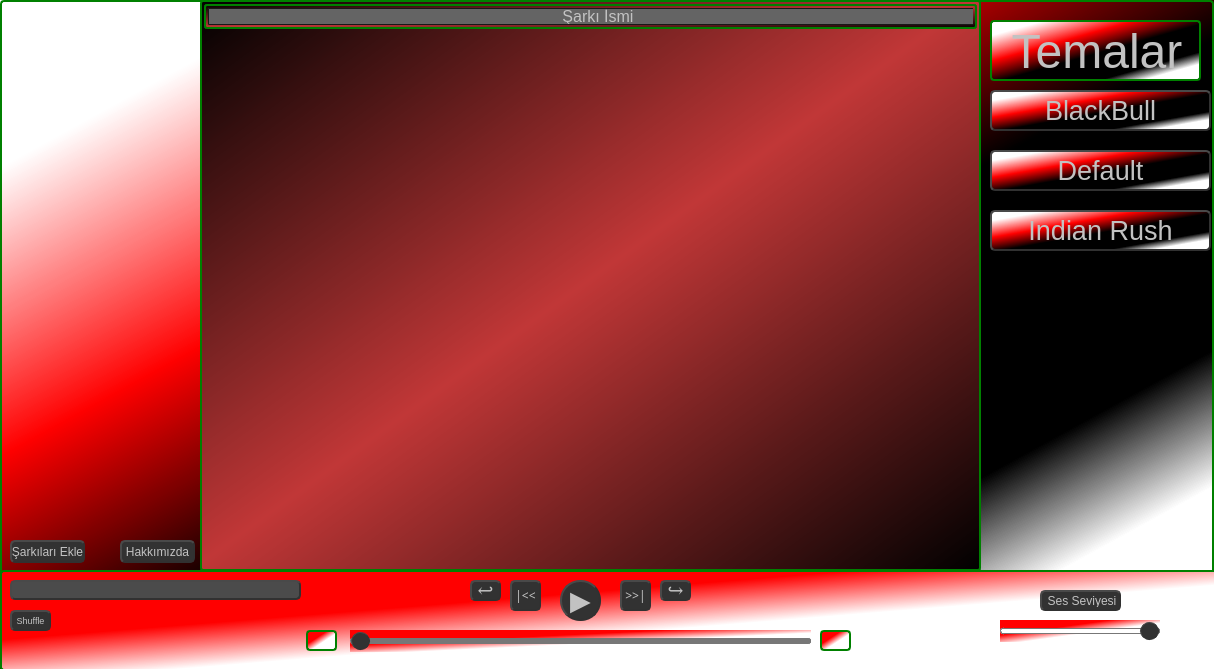
Qt form gui.ui (nicktimur/Python-OOP-MP3-Player) before a commit.
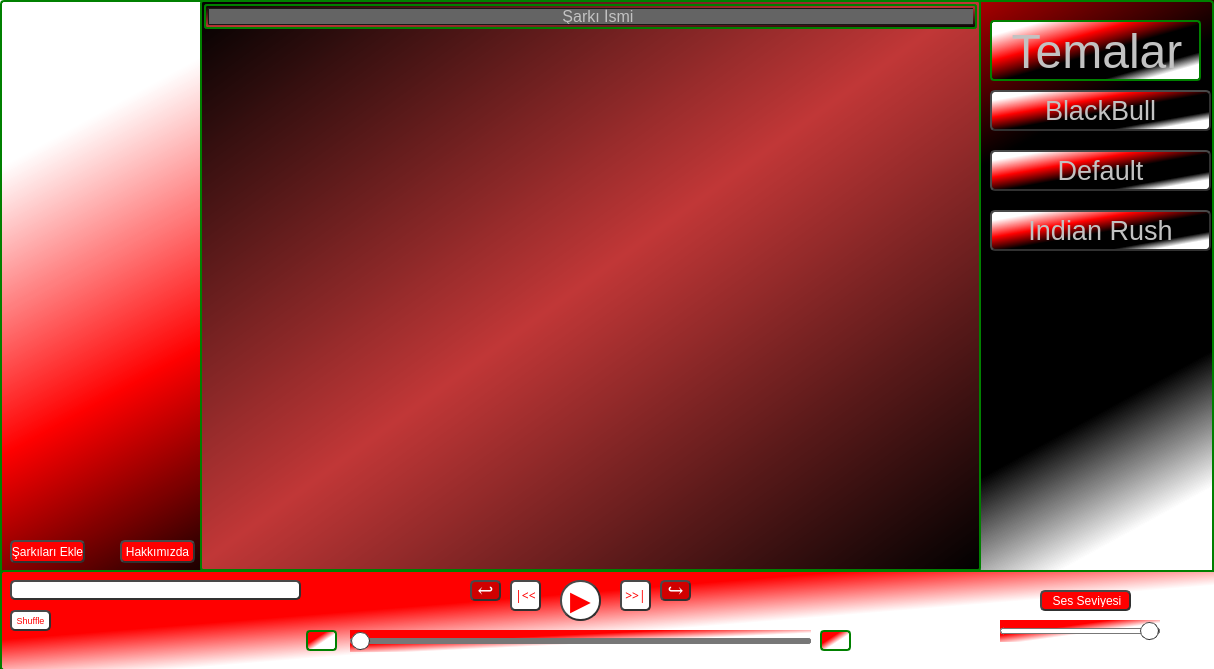
The same form after that commit. Icons and pictures are not drawn.

Commit message: BUTONLARA TEMA EKLENDİ

Patch:
```diff
--- a/gui.ui
+++ b/gui.ui
@@ -95,11 +95,13 @@
     </property>
     <property name="styleSheet">
      <string notr="true">QPushButton {
-    color: #c2c2c2;
+    
+	color: rgb(255, 0, 0);
     border: 2px solid #313131;
     border-radius: 20px;
     border-style: outset;
-    background:  rgb(50, 50, 50);
+    
+	background-color: rgb(255, 255, 255);
     }
 
 QPushButton:hover {
@@ -131,8 +133,8 @@
      </font>
     </property>
     <property name="styleSheet">
-     <string notr="true">background-color:  rgb(75, 75, 75);
-color: #c2c2c2;
+     <string notr="true">background-color: rgb(255, 255, 255);
+color: rgb(255, 0, 0);
 border: 2px solid #313131;
 border-radius: 5px;
 border-style: outset;
@@ -166,11 +168,13 @@
     </property>
     <property name="styleSheet">
      <string notr="true">QPushButton {
-    color: #c2c2c2;
+    
+	color: rgb(255, 0, 0);
     border: 2px solid #313131;
     border-radius: 5px;
     border-style: outset;
-    background:  rgb(50, 50, 50);
+    
+	background-color: rgb(255, 255, 255);
     }
 
 QPushButton:hover {
@@ -206,11 +210,13 @@
     </property>
     <property name="styleSheet">
      <string notr="true">QPushButton {
-    color: #c2c2c2;
+    
+	color: rgb(255, 0, 0);
     border: 2px solid #313131;
     border-radius: 5px;
     border-style: outset;
-    background:  rgb(50, 50, 50);
+    
+	background-color: rgb(255, 255, 255);
     }
 
 QPushButton:hover {
@@ -246,11 +252,13 @@
     </property>
     <property name="styleSheet">
      <string notr="true">QPushButton {
-    color: #c2c2c2;
+    
+	color: rgb(255, 0, 0);
     border: 2px solid #313131;
     border-radius: 5px;
     border-style: outset;
-    background:  rgb(50, 50, 50);
+    
+	background-color: rgb(255, 255, 255);
     }
 
 QPushButton:hover {
@@ -303,7 +311,7 @@
 }
 
 QSlider::handle:horizontal {
-background-color: rgb(50, 50, 50);
+	background-color: rgb(255, 255, 255);
 border: 1px solid #313131;;
 width: 17px;
 height: 30px;
@@ -360,7 +368,7 @@
      <rect>
       <x>1040</x>
       <y>20</y>
-      <width>81</width>
+      <width>91</width>
       <height>21</height>
      </rect>
     </property>
@@ -371,11 +379,13 @@
     </property>
     <property name="styleSheet">
      <string notr="true">QLabel {
-    color: #c2c2c2;
+    
+	color: rgb(255, 255, 255);
     border: 2px solid #313131;
     border-radius: 5px;
     border-style: outset;
-    background:  rgb(50, 50, 50);
+    
+	background-color: rgb(255, 0, 0);
     }
 </string>
     </property>
@@ -423,7 +433,7 @@
 }
 
 QSlider::handle:horizontal {
-background-color: rgb(50, 50, 50);
+background-color: rgb(255, 255, 255);
 border: 1px solid #313131;;
 width: 17px;
 height: 30px;
@@ -525,11 +535,12 @@
     </property>
     <property name="styleSheet">
      <string notr="true">QPushButton {
-    color: #c2c2c2;
+    
+	color: rgb(255, 255, 255);
     border: 2px solid #313131;
     border-radius: 5px;
     border-style: outset;
-    background:  rgb(50, 50, 50);
+    background-color: rgb(208, 0, 0);
     }
 
 QPushButton:hover {
@@ -565,11 +576,14 @@
     </property>
     <property name="styleSheet">
      <string notr="true">QPushButton {
-    color: #c2c2c2;
+	
+	color: rgb(255, 255, 255);
     border: 2px solid #313131;
     border-radius: 5px;
     border-style: outset;
-    background:  rgb(50, 50, 50);
+    
+	
+	background-color: rgb(208, 0, 0);
     }
 
 QPushButton:hover {
@@ -704,11 +718,13 @@
    </property>
    <property name="styleSheet">
     <string notr="true">QPushButton {
-    color: #c2c2c2;
+    
+	color: rgb(255, 255, 255);
     border: 2px solid #313131;
     border-radius: 5px;
     border-style: outset;
-    background:  rgb(50, 50, 50);
+    
+	background-color: rgb(255, 0, 0);
     }
 
 QPushButton:hover {
@@ -795,11 +811,13 @@
    </property>
    <property name="styleSheet">
     <string notr="true">QPushButton {
-    color: #c2c2c2;
+    
+	color: rgb(255, 255, 255);
     border: 2px solid #313131;
     border-radius: 5px;
     border-style: outset;
-    background:  rgb(50, 50, 50);
+    
+	background-color: rgb(255, 0, 0);
     }
 
 QPushButton:hover {
```
The commit also changes 1 other file.
